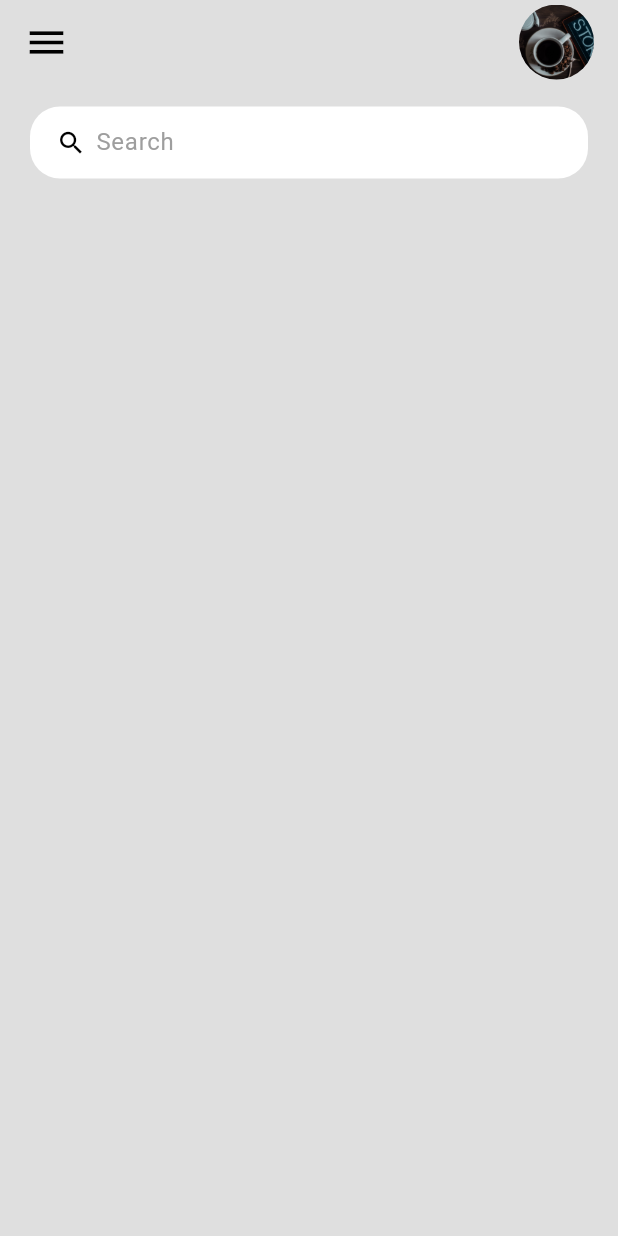
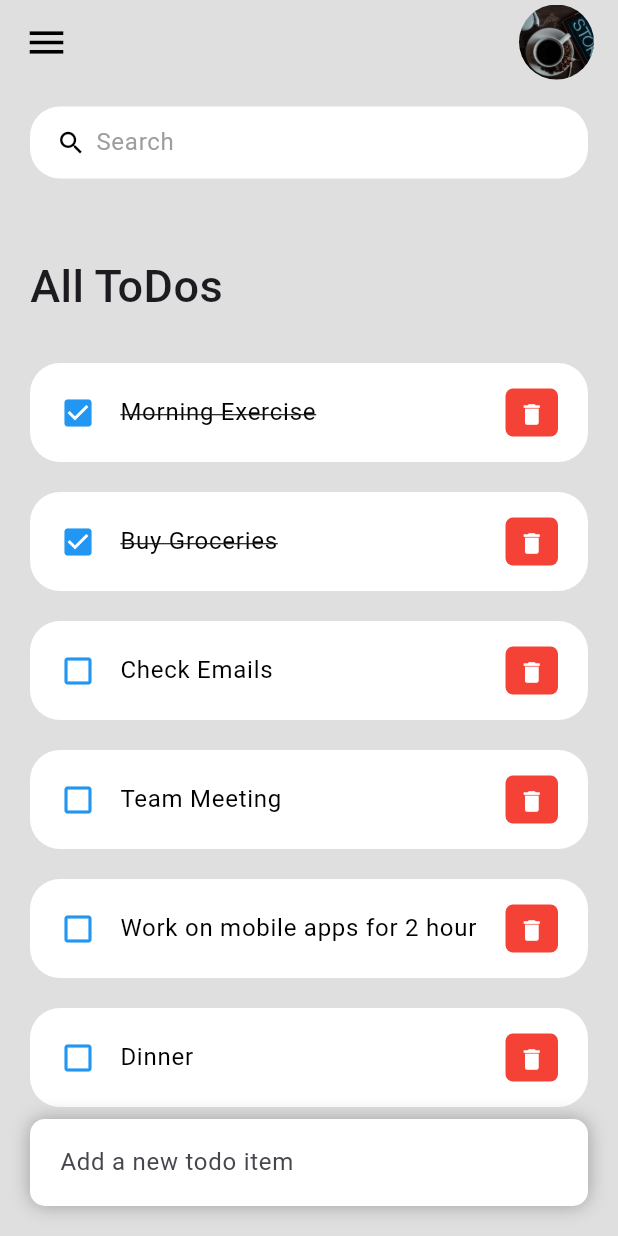
Before and after one commit to Azmir08/flutter-todoApp, a Flutter app: the screen it shows after launch, on a phone screen of 412 x 824 dp. Run offline on Flutter 3.47's test engine with Material 3 defaults, Android fonts, the phone set to English and light mode, and no system bars.

Commit message:
todo list & adding input box

```diff
--- a/lib/main.dart
+++ b/lib/main.dart
@@ -15,7 +15,7 @@ class MyApp extends StatelessWidget {
     SystemChrome.setSystemUIOverlayStyle(const SystemUiOverlayStyle(
         statusBarColor:
             Colors.transparent)); //to remove status bar color above Appbar
-    return const MaterialApp(
+    return MaterialApp(
       debugShowCheckedModeBanner: false,
       title: 'ToDo App',
       home: Home(),
--- /dev/null
+++ b/lib/model/todo.dart
@@ -0,0 +1,22 @@
+class ToDo {
+  String id;
+  String todoText;
+  bool isDone;
+
+  ToDo({
+    required this.id,
+    required this.todoText,
+    this.isDone = false,
+  });
+
+  static List<ToDo> todoList() {
+    return [
+      ToDo(id: '01', todoText: 'Morning Exercise', isDone: true),
+      ToDo(id: '02', todoText: 'Buy Groceries', isDone: true),
+      ToDo(id: '03', todoText: 'Check Emails'),
+      ToDo(id: '04', todoText: 'Team Meeting'),
+      ToDo(id: '05', todoText: 'Work on mobile apps for 2 hour'),
+      ToDo(id: '06', todoText: 'Dinner'),
+    ];
+  }
+}
--- a/lib/screens/home.dart
+++ b/lib/screens/home.dart
@@ -1,21 +1,83 @@
 import 'package:flutter/material.dart';
 import 'package:todo_app/constants/colors.dart';
+import 'package:todo_app/widgets/todo_item.dart';
+import 'package:todo_app/model/todo.dart';
 
 class Home extends StatelessWidget {
-  const Home({super.key});
+  Home({super.key});
+
+  final todosList = ToDo.todoList();
 
   @override
   Widget build(BuildContext context) {
     return Scaffold(
       backgroundColor: tdBGColor,
       appBar: _buildAppBar(),
-      body: Container(
+      body: Stack(
+        children: [
+          Container(
             padding: const EdgeInsets.symmetric(horizontal: 20, vertical: 15),
             child: Column(
               children: [
                 searchBox(),
+                Expanded(
+                  child: ListView(
+                    children: [
+                      Container(
+                        margin: const EdgeInsets.only(top: 50, bottom: 20),
+                        child: const Text(
+                          'All ToDos',
+                          style: TextStyle(
+                              fontSize: 30, fontWeight: FontWeight.w500),
+                        ),
+                      ),
+                      for (ToDo todoo in todosList)
+                        ToDoItem(
+                          todo: todoo,
+                        ),
                     ],
                   ),
+                ),
+              ],
+            ),
+          ),
+          Align(
+            alignment: Alignment.bottomCenter,
+            child: Row(
+              children: [
+                Expanded(
+                  child: Container(
+                    margin: const EdgeInsets.only(
+                      bottom: 20,
+                      right: 20,
+                      left: 20,
+                    ),
+                    padding:
+                        const EdgeInsets.symmetric(horizontal: 20, vertical: 5),
+                    decoration: BoxDecoration(
+                      color: Colors.white,
+                      boxShadow: const [
+                        BoxShadow(
+                          color: Colors.grey,
+                          offset: Offset(0.0, 0.0),
+                          blurRadius: 10.0,
+                          spreadRadius: 0.0,
+                        ),
+                      ],
+                      borderRadius: BorderRadius.circular(10),
+                    ),
+                    child: const TextField(
+                      decoration: InputDecoration(
+                        hintText: 'Add a new todo item',
+                        border: InputBorder.none,
+                      ),
+                    ),
+                  ),
+                ),
+              ],
+            ),
+          ),
+        ],
       ),
     );
   }
--- /dev/null
+++ b/lib/widgets/todo_item.dart
@@ -0,0 +1,55 @@
+import 'package:flutter/material.dart';
+import 'package:todo_app/constants/colors.dart';
+import 'package:todo_app/model/todo.dart';
+
+class ToDoItem extends StatelessWidget {
+  const ToDoItem({super.key, required this.todo});
+
+  final ToDo todo;
+
+  @override
+  Widget build(BuildContext context) {
+    return Container(
+      margin: const EdgeInsets.symmetric(vertical: 10),
+      child: ListTile(
+        onTap: () {
+          print('Click on todo Item');
+        },
+        shape: RoundedRectangleBorder(
+          borderRadius: BorderRadius.circular(20),
+        ),
+        contentPadding: const EdgeInsets.symmetric(horizontal: 20, vertical: 5),
+        tileColor: Colors.white,
+        leading: Icon(
+          todo.isDone ? Icons.check_box : Icons.check_box_outline_blank,
+          color: tdBlue,
+        ),
+        title: Text(
+          todo.todoText!,
+          style: TextStyle(
+              fontSize: 16,
+              color: tdBlack,
+              decoration: todo.isDone ? TextDecoration.lineThrough : null),
+        ),
+        trailing: Container(
+          padding: const EdgeInsets.all(0),
+          margin: const EdgeInsets.symmetric(vertical: 12),
+          height: 35,
+          width: 35,
+          decoration: BoxDecoration(
+            color: tdRed,
+            borderRadius: BorderRadius.circular(5),
+          ),
+          child: IconButton(
+            onPressed: () {
+              print('Click on delete icon');
+            },
+            icon: const Icon(Icons.delete),
+            color: Colors.white,
+            iconSize: 18,
+          ),
+        ),
+      ),
+    );
+  }
+}
```
Lines whose indentation alone changed are shown as unchanged.
